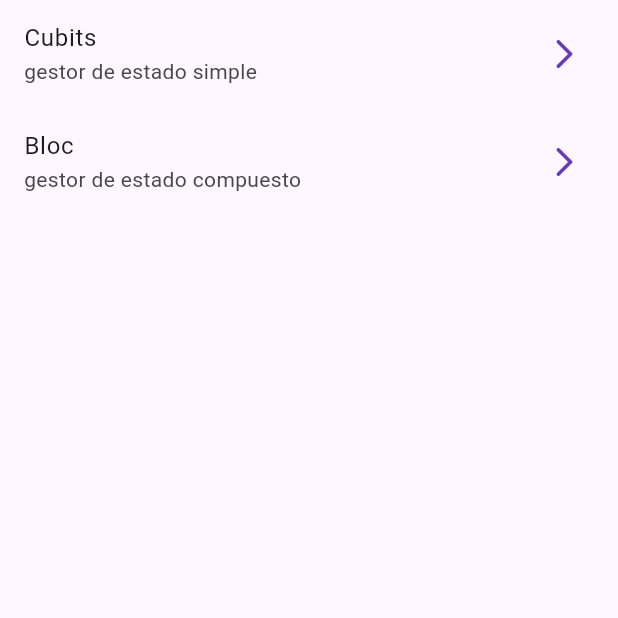
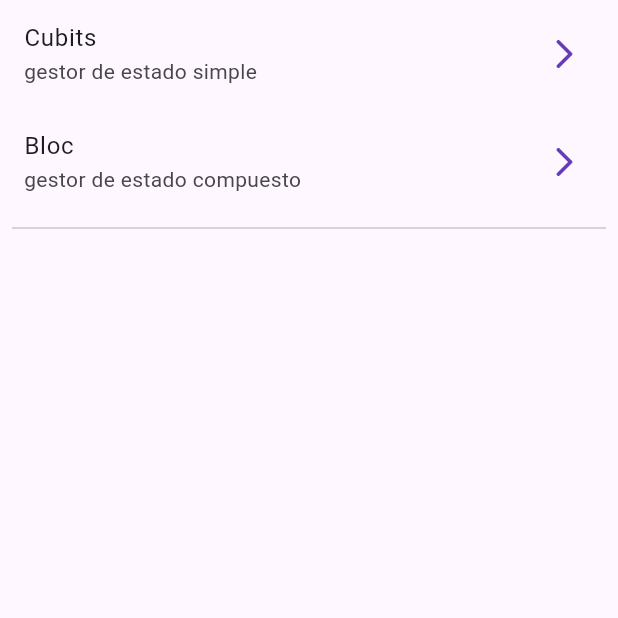
Before and after one commit to luzcry/forms_app, a Flutter app: the screen it shows after launch, on a phone screen of 412 x 824 dp, the top half of it. Run offline on Flutter 3.47's test engine with Material 2 defaults, Android fonts, the phone set to English and light mode, and no system bars; our stand-ins replace bloc, equatable, flutter_bloc, go_router.

```diff
--- a/lib/presentation/blocs/counter_bloc/counter_event.dart
+++ b/lib/presentation/blocs/counter_bloc/counter_event.dart
@@ -11,3 +11,5 @@ class CounterIncreased extends CounterEvent {
   final int value;
   const CounterIncreased(this.value);
 }
+
+class CounterReset extends CounterEvent {}
--- a/lib/presentation/screens/home_screen.dart
+++ b/lib/presentation/screens/home_screen.dart
@@ -20,6 +20,10 @@ class HomeScreen extends StatelessWidget {
             subtitle: const Text("gestor de estado compuesto"),
             trailing: const Icon(Icons.arrow_forward_ios_rounded),
             onTap: () => context.push('/counter-bloc'),
+          ),
+          const Padding(
+            padding: EdgeInsets.symmetric(horizontal: 8.0),
+            child: Divider(),
           )
         ],
       ),
```
Also changed, not shown: lib/presentation/blocs/counter_bloc/counter_bloc.dart (+7 -0 lines), lib/presentation/screens/bloc_counter_screen.dart (+5 -2 lines).
